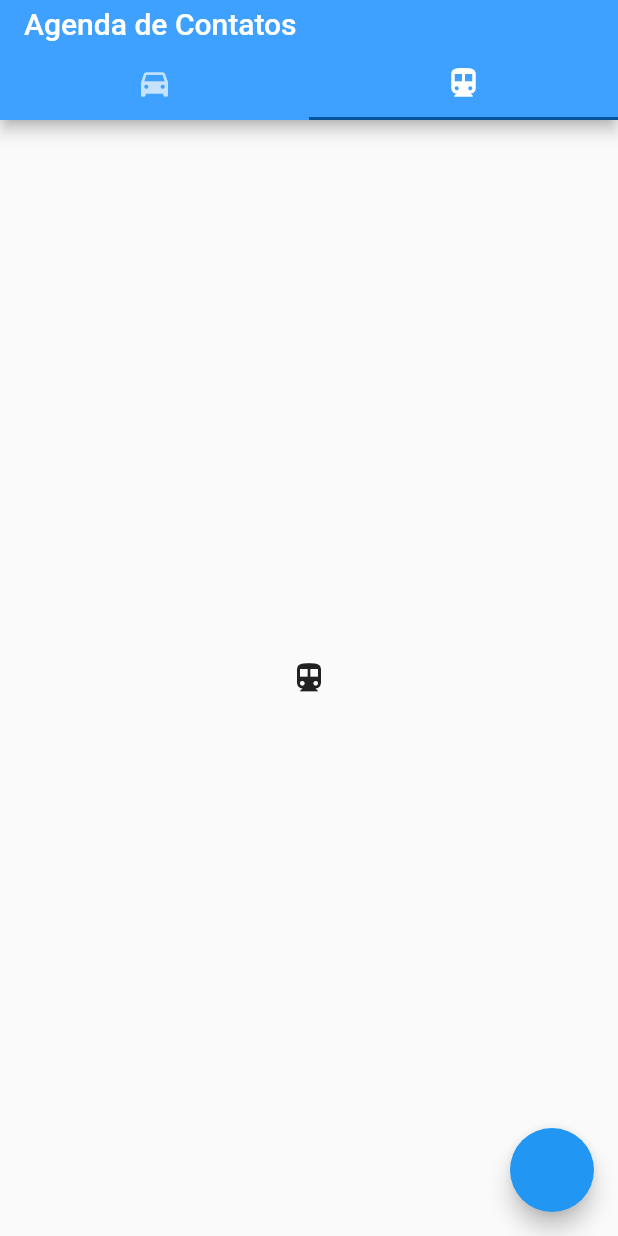
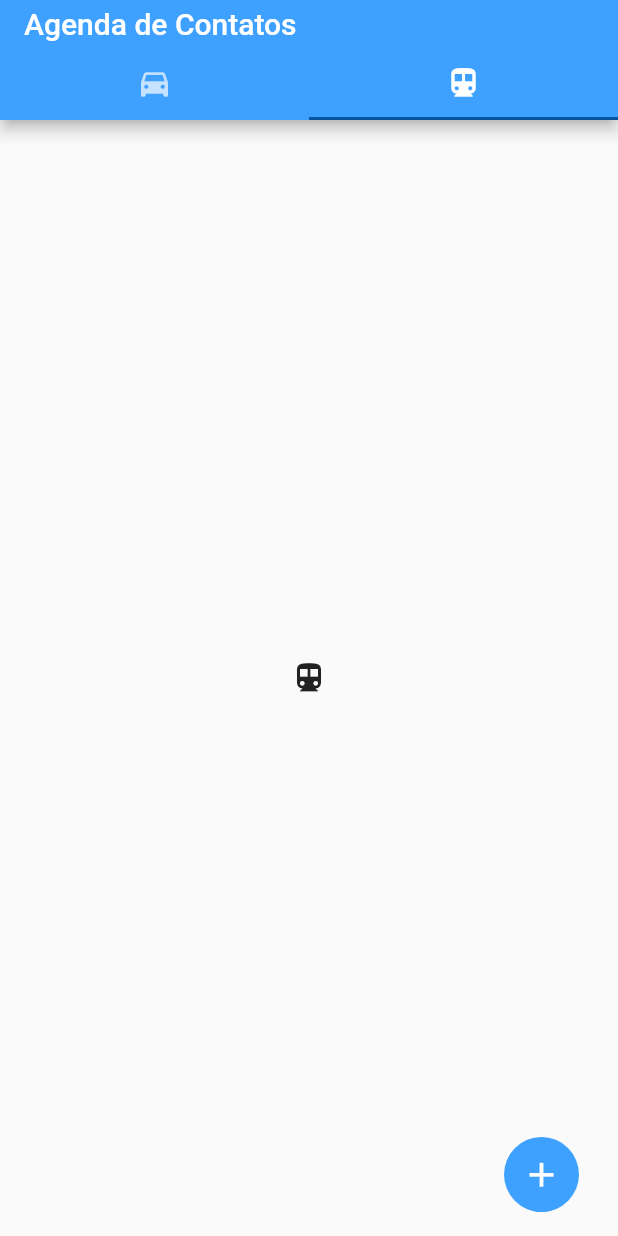
Before and after one commit to RodrigoDestefano/agenda_de_contatos, a Flutter app: the HomePage screen opened by its route, tab 2 chosen, on a phone screen of 412 x 824 dp. Run offline on Flutter 3.47's test engine with Material 2 defaults, Android fonts, the light colour scheme and no system bars; network calls fail.

Commit message:
Add floating action button to Home page

```diff
--- a/contact_book_mobile/lib/main.dart
+++ b/contact_book_mobile/lib/main.dart
@@ -2,7 +2,7 @@ import 'package:contact_book_mobile/core/controllers/auth_controller.dart';
 import 'package:contact_book_mobile/core/controllers/contact_controller.dart';
 import 'package:contact_book_mobile/core/controllers/user_controller.dart';
 import 'package:contact_book_mobile/views/contact_profile/page/contact_profile.dart';
-import 'package:contact_book_mobile/views/contacts_book_view/page/home_page.dart';
+import 'package:contact_book_mobile/views/home_view/page/home_page.dart';
 import 'package:contact_book_mobile/views/login_view/page/login_screen.dart';
 import 'package:flutter/material.dart';
 import 'package:provider/provider.dart';
--- a/contact_book_mobile/lib/views/contacts_book_view/page/home_page.dart
+++ b/contact_book_mobile/lib/views/home_view/page/home_page.dart
@@ -1,4 +1,5 @@
-import 'package:contact_book_mobile/views/contacts_book_view/widgets/contacts_tab.dart';
+import 'package:contact_book_mobile/views/home_view/widgets/contacts_tab.dart';
+import 'package:contact_book_mobile/views/home_view/widgets/custom_fab.dart';
 import 'package:flutter/material.dart';
 
 // This file contains the entire page and call your widgets
@@ -34,11 +35,7 @@ class _HomePageState extends State<HomePage> {
           body: TabBarView(
             children: [ContactsTab(), Icon(Icons.directions_transit)],
           ),
-          floatingActionButton: FloatingActionButton(
-            onPressed: () {
-              setState(() {});
-            },
-          ),
+          floatingActionButton: CustomFab(),
         ),
       ),
     );
--- /dev/null
+++ b/contact_book_mobile/lib/views/home_view/widgets/custom_fab.dart
@@ -0,0 +1,164 @@
+import 'dart:math';
+
+import 'package:flutter/material.dart';
+
+class CustomFab extends StatefulWidget {
+  const CustomFab({Key? key}) : super(key: key);
+
+  @override
+  _CustomFabState createState() => _CustomFabState();
+}
+
+class _CustomFabState extends State<CustomFab>
+    with SingleTickerProviderStateMixin {
+  static bool toggle = true;
+  late AnimationController controller;
+  late Animation<double> animation;
+  Alignment add_person_alignment = Alignment(0.0, 0.0);
+  Alignment add_group_alignment = Alignment(0.0, 0.0);
+
+  @override
+  void initState() {
+    super.initState();
+    controller = AnimationController(
+        vsync: this,
+        duration: Duration(milliseconds: 350),
+        reverseDuration: Duration(milliseconds: 275));
+
+    animation = CurvedAnimation(
+        parent: controller, curve: Curves.easeOut, reverseCurve: Curves.easeIn);
+
+    controller.addListener(() {
+      setState(() {});
+    });
+  }
+
+  @override
+  void dispose() {
+    super.dispose();
+  }
+
+  @override
+  Widget build(BuildContext context) {
+    return Align(
+      alignment: FractionalOffset.bottomRight,
+      child: Container(
+        height: 250.0,
+        width: 70.0,
+        child: Stack(
+          children: [
+            AnimatedAlign(
+              alignment: add_person_alignment + Alignment.bottomCenter,
+              curve: toggle ? Curves.easeIn : Curves.elasticOut,
+              duration: toggle
+                  ? Duration(milliseconds: 275)
+                  : Duration(milliseconds: 875),
+              child: AnimatedContainer(
+                duration: Duration(milliseconds: 375),
+                curve: toggle ? Curves.easeIn : Curves.easeOut,
+                height: 40.0,
+                width: 40.0,
+                decoration: BoxDecoration(
+                    color: Color(0xff3fa1ff),
+                    borderRadius: BorderRadius.circular(40.0)),
+                child: Material(
+                  color: Colors.transparent,
+                  borderRadius: BorderRadius.circular(40.0),
+                  child: IconButton(
+                    splashColor: Colors.black54,
+                    splashRadius: 31.0,
+                    tooltip: "Add a new group",
+                    icon: Icon(
+                      Icons.group_add,
+                      color: Colors.white,
+                      size: 27.0,
+                    ),
+                    onPressed: () {
+                      setState(() {});
+                    },
+                  ),
+                ),
+              ),
+            ),
+            AnimatedAlign(
+              alignment: add_group_alignment + Alignment.bottomCenter,
+              curve: toggle ? Curves.easeIn : Curves.elasticOut,
+              duration: toggle
+                  ? Duration(milliseconds: 275)
+                  : Duration(milliseconds: 875),
+              child: AnimatedContainer(
+                duration: Duration(milliseconds: 375),
+                curve: toggle ? Curves.easeIn : Curves.easeOut,
+                height: 40.0,
+                width: 40.0,
+                decoration: BoxDecoration(
+                    color: Color(0xff3fa1ff),
+                    borderRadius: BorderRadius.circular(40.0)),
+                child: Material(
+                  color: Colors.transparent,
+                  borderRadius: BorderRadius.circular(40.0),
+                  child: IconButton(
+                    splashColor: Colors.black54,
+                    splashRadius: 31.0,
+                    tooltip: "Add a new contact",
+                    icon: Icon(
+                      Icons.person_add_alt_1,
+                      color: Colors.white,
+                      size: 27.0,
+                    ),
+                    onPressed: () {
+                      setState(() {});
+                    },
+                  ),
+                ),
+              ),
+            ),
+            Align(
+              alignment: Alignment.bottomCenter,
+              child: Transform.rotate(
+                angle: animation.value * pi * (3 / 4),
+                child: AnimatedContainer(
+                    duration: Duration(milliseconds: 375),
+                    curve: Curves.easeOut,
+                    height: 50.0,
+                    width: 50.0,
+                    decoration: BoxDecoration(
+                      color: Color(0xff3fa1ff),
+                      borderRadius: BorderRadius.circular(60.0),
+                    ),
+                    child: Material(
+                      color: Colors.transparent,
+                      child: IconButton(
+                          splashColor: Colors.black54,
+                          splashRadius: 31.0,
+                          onPressed: () {
+                            if (!toggle) {
+                              toggle = !toggle;
+                              controller.forward();
+                              Future.delayed(Duration(milliseconds: 10), () {
+                                add_person_alignment = Alignment(0.0, -0.55);
+                              });
+                              Future.delayed(Duration(milliseconds: 100), () {
+                                add_group_alignment = Alignment(0.0, -1.0);
+                              });
+                            } else {
+                              toggle = !toggle;
+                              controller.reverse();
+                              add_person_alignment = Alignment(0.0, 0.0);
+                              add_group_alignment = Alignment(0.0, 0.0);
+                            }
+                          },
+                          icon: Icon(
+                            Icons.add,
+                            color: Colors.white,
+                            size: 27.0,
+                          )),
+                    )),
+              ),
+            )
+          ],
+        ),
+      ),
+    );
+  }
+}
```
Also changed, not shown: contact_book_mobile/lib/views/home_view/data/home_services.dart (renamed from contact_book_mobile/lib/views/contacts_book_view/data/contacts_book_services.dart), contact_book_mobile/lib/views/home_view/widgets/contacts_tab.dart (renamed from contact_book_mobile/lib/views/contacts_book_view/widgets/contacts_tab.dart).
